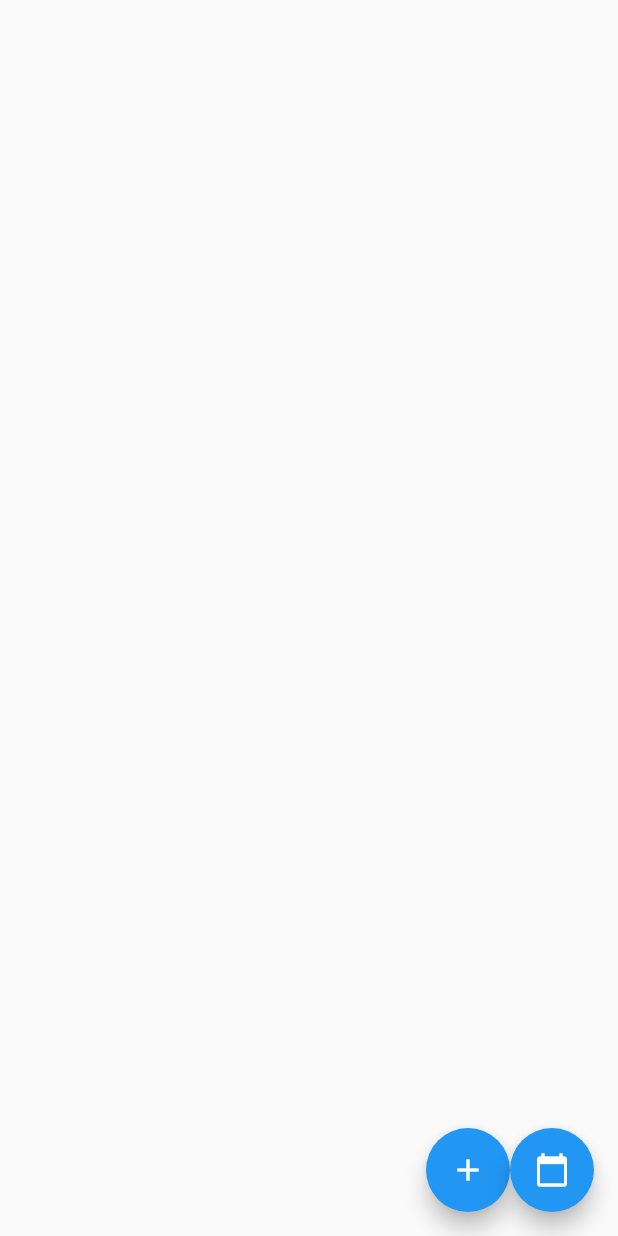
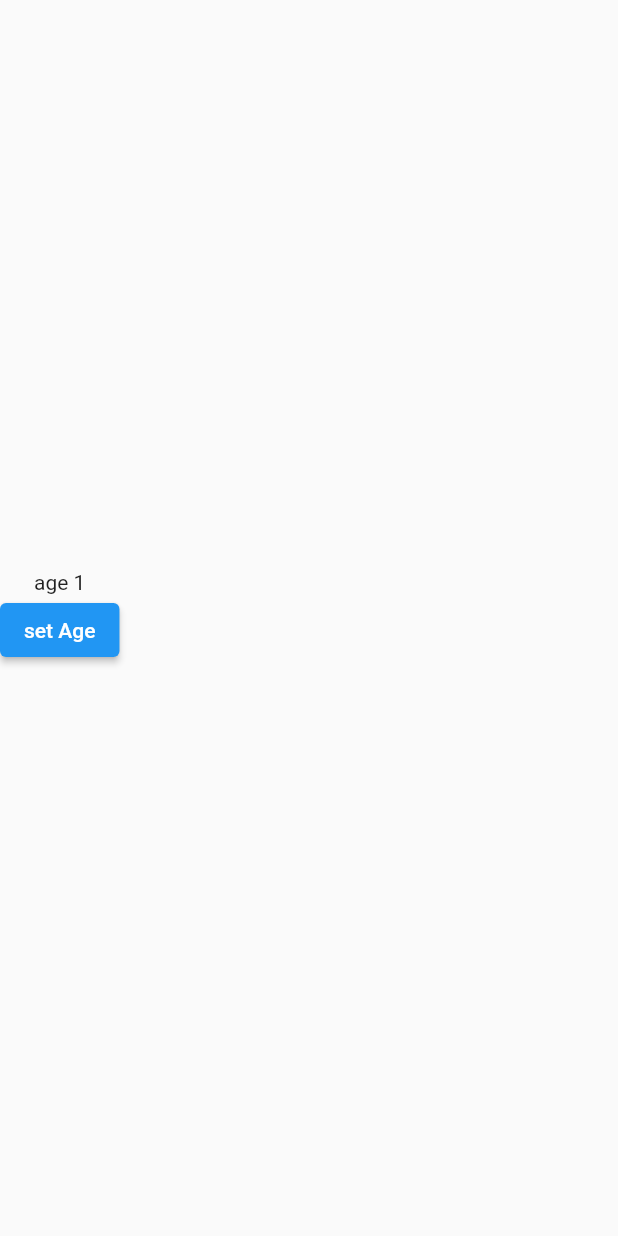
Before and after one commit to bleico/flutter_getx_validations, a Flutter app: the screen it shows after launch, on a phone screen of 412 x 824 dp. Run offline on Flutter 3.47's test engine with Material 2 defaults, Android fonts, the phone set to English and light mode, and no system bars; our stand-ins replace dio, get; accounts and stored records are empty.

Commit message:
cambio de edad de la mascota usando estados reactivos (Obx)

```diff
--- a/lib/controllers/reactive_controller.dart
+++ b/lib/controllers/reactive_controller.dart
@@ -1,3 +1,4 @@
+import 'package:flutter_getx_validations/models/pet.dart';
 import 'package:get/get.dart';
 
 class ReactivaController extends GetxController {
@@ -5,6 +6,8 @@ class ReactivaController extends GetxController {
   RxString currentDate = ''.obs;
   RxList<String> items = [''].obs;
   RxMap<String, dynamic> mapItems = Map<String, dynamic>().obs;
+
+  Rx<Pet> myPet = Pet(name: "Bumer", age: 1).obs;
 
   void increment() {
     counter.value++;
@@ -30,4 +33,8 @@ class ReactivaController extends GetxController {
   void removeMapItem(String key) {
     mapItems.remove(key);
   }
+
+  void setPetAge(int age) {
+    myPet.value = myPet.value.copyWith(age: age);
+  }
 }
--- /dev/null
+++ b/lib/models/pet.dart
@@ -0,0 +1,19 @@
+class Pet {
+  String name;
+  int age;
+
+  Pet({
+    required this.name,
+    required this.age,
+  });
+
+  Pet copyWith({
+    String? name,
+    int? age,
+  }) {
+    return Pet(
+      name: name ?? this.name,
+      age: age ?? this.age,
+    );
+  }
+}
--- a/lib/pages/reactive_page.dart
+++ b/lib/pages/reactive_page.dart
@@ -11,7 +11,20 @@ class ReactivePage extends StatelessWidget {
         init: ReactivaController(),
         builder: (_) {
           return Scaffold(
-              body: Obx(() => ListView(
+            body: Column(
+              mainAxisAlignment: MainAxisAlignment.center,
+              children: [
+                Obx(() => Text("age ${_.myPet.value.age}")),
+                ElevatedButton(
+                  onPressed: () {
+                    _.setPetAge(_.myPet.value.age + 1);
+                  },
+                  child: Text('set Age'),
+                ),
+              ],
+            ),
+            /* body: Obx(
+                () => ListView(
                   children: _.mapItems.values
                       .map((e) => ListTile(
                             title: Text(e),
@@ -21,8 +34,9 @@ class ReactivePage extends StatelessWidget {
                             ),
                           ))
                       .toList(),
-                  )),
-              floatingActionButton: Row(
+                ),
+              ), */
+            /* floatingActionButton: Row(
               mainAxisAlignment: MainAxisAlignment.end,
               children: [
                 FloatingActionButton(
@@ -40,7 +54,8 @@ class ReactivePage extends StatelessWidget {
                   },
                 ),
               ],
-              ));
+            ), */
+          );
         });
   }
 }
```
Lines whose indentation alone changed are shown as unchanged.
